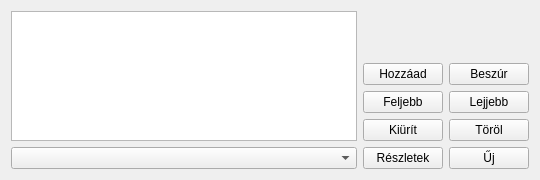
Before: the Qt Designer form lv2g/fkeyarrayed.ui in csikfer/lanview2, drawn with Qt 5.
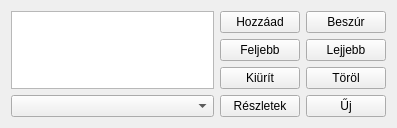
After: the same form once the commit is applied.

```diff
--- a/lv2g/fkeyarrayed.ui
+++ b/lv2g/fkeyarrayed.ui
@@ -6,8 +6,8 @@
    <rect>
     <x>0</x>
     <y>0</y>
-    <width>540</width>
-    <height>180</height>
+    <width>397</width>
+    <height>104</height>
    </rect>
   </property>
   <property name="windowTitle">
```
Left out of the diff: 2 changed lines with no effect on the pictures.
